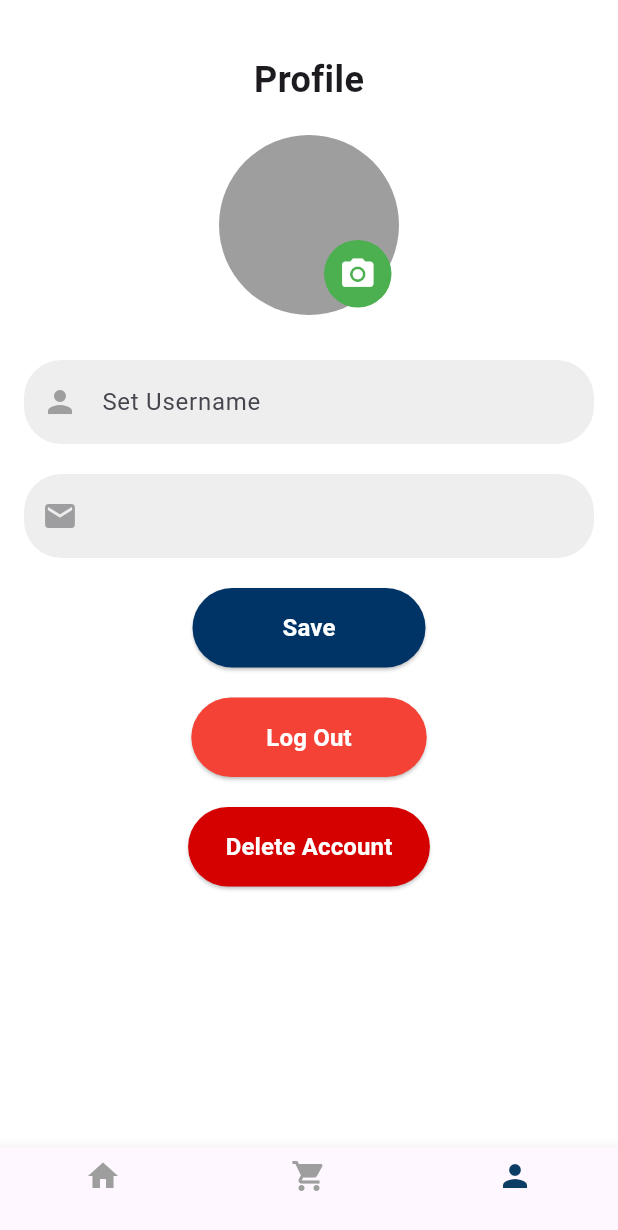
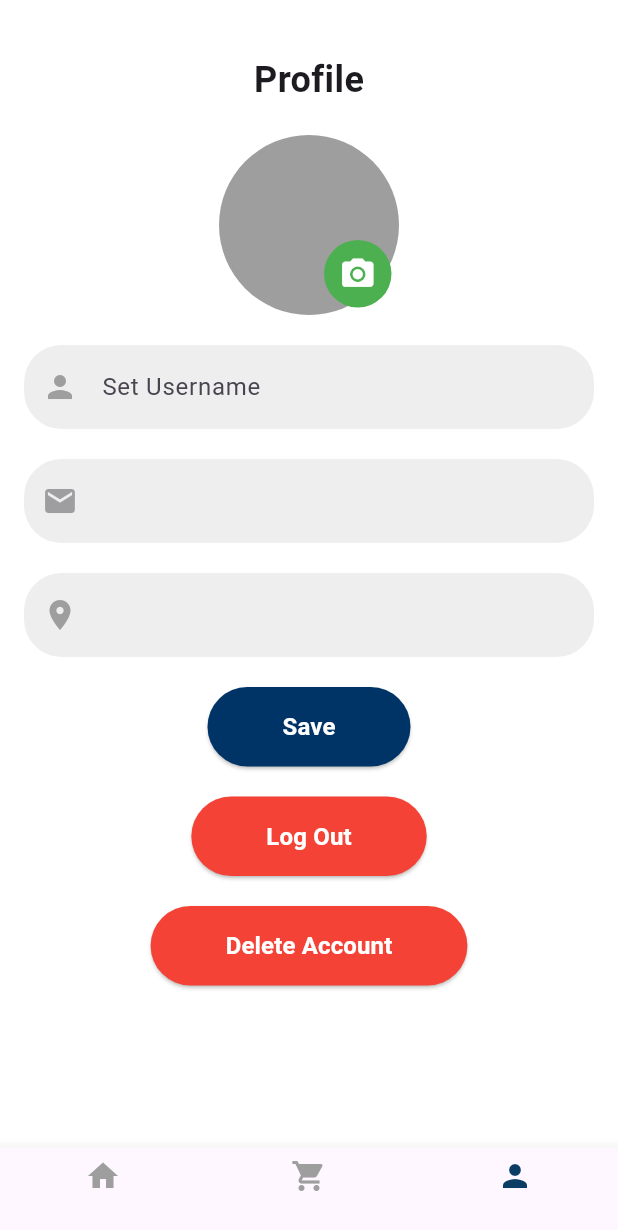
Before and after one commit to Richeaa/Ramenkuy, a Flutter app: the ProfilePage screen opened by its route, on a phone screen of 412 x 824 dp. Shown: the top 1230 px of the screen. Run offline on Flutter 3.47's test engine with Material 3 defaults, Android fonts, the phone set to English and light mode, and no system bars; our stand-ins replace cloud_firestore, firebase_auth, firebase_core, geocoding, geolocator, image_picker; accounts and stored records are empty.

Commit message:
Third Commit

```diff
--- a/lib/main.dart
+++ b/lib/main.dart
@@ -12,6 +12,8 @@ void main() async {
 }
 
 class MyApp extends StatelessWidget {
+  const MyApp({super.key});
+
   @override
   Widget build(BuildContext context) {
     return MaterialApp(
@@ -27,6 +29,8 @@ class MyApp extends StatelessWidget {
 }
 
 class SplashScreen extends StatefulWidget {
+  const SplashScreen({super.key});
+
   @override
   _SplashScreenState createState() => _SplashScreenState();
 }
@@ -73,6 +77,8 @@ class _SplashScreenState extends State<SplashScreen> {
 }
 
 class WelcomePage extends StatelessWidget {
+  const WelcomePage({super.key});
+
   Future<bool> _onWillPop(BuildContext context) async {
     final exitApp = await showDialog<bool>(
       context: context,
--- a/lib/profile.dart
+++ b/lib/profile.dart
@@ -4,13 +4,12 @@ import 'package:flutter/material.dart';
 import 'package:flutter/services.dart';
 import 'menu.dart';
 import 'order.dart';
+import 'setaddress.dart';
 import 'package:firebase_auth/firebase_auth.dart';
 import 'package:cloud_firestore/cloud_firestore.dart';
 import 'package:finalmobileprogramming/login.dart';
 import 'package:image_picker/image_picker.dart';
 import 'package:image/image.dart' as img;
-
-
 
 class ProfilePage extends StatefulWidget {
   const ProfilePage({super.key});
@@ -26,11 +25,13 @@ class _ProfilePageState extends State<ProfilePage> {
   User? user;
   String? username;
   String? profileImageBase64;
+  String? userAddress;
   final TextEditingController usernameController = TextEditingController();
 
   @override
   void initState() {
     super.initState();
+    _fetchUserAddress();
     user = _auth.currentUser;
     if (user != null) {
       _loadUserData();
@@ -49,11 +50,26 @@ class _ProfilePageState extends State<ProfilePage> {
         });
       }
     } catch (e) {
-      ScaffoldMessenger.of(context).showSnackBar(
-        const SnackBar(content: Text('Failed to load user data')),
-      );
+      // ScaffoldMessenger.of(context).showSnackBar(
+      //   const SnackBar(content: Text('Failed to load user data')),
+      // );
     }
   }
+
+  Future<void> _fetchUserAddress() async {
+  try {
+    DocumentSnapshot userDoc = await FirebaseFirestore.instance
+        .collection('users')
+        .doc(FirebaseAuth.instance.currentUser?.uid)
+        .get();
+
+    setState(() {
+      userAddress = userDoc.get('address');
+    });
+  } catch (e) {
+    print("Error fetching user address: $e");
+  }
+}
 
   Future<void> _saveUsername() async {
   if (usernameController.text.isNotEmpty) {
@@ -88,7 +104,6 @@ class _ProfilePageState extends State<ProfilePage> {
     );
   }
 }
-
 
   Future<void> _logout() async {
   await _auth.signOut();
@@ -133,7 +148,7 @@ class _ProfilePageState extends State<ProfilePage> {
 
   Future<String> compressAndEncode(File imageFile) async {
     final image = img.decodeImage(await imageFile.readAsBytes());
-    final resizedImage = img.copyResize(image!, width: 300); // Resize to 300px width
+    final resizedImage = img.copyResize(image!, width: 300);
     return base64Encode(img.encodeJpg(resizedImage));
   }
 
@@ -142,9 +157,8 @@ class _ProfilePageState extends State<ProfilePage> {
       if (user == null) throw Exception('No user logged in');
       if (!imageFile.existsSync()) throw Exception('Image file does not exist');
 
-      // Convert image to string
       String base64Image = await compressAndEncode(imageFile);
-      // Save
+
       await _firestore
           .collection('users')
           .doc(user!.uid)
@@ -325,6 +339,15 @@ class _ProfilePageState extends State<ProfilePage> {
     return shouldExit ?? false;
   }
 
+  ButtonStyle commonButtonStyle(Color color) {
+  return ElevatedButton.styleFrom(
+    backgroundColor: color,
+    padding: const EdgeInsets.symmetric(horizontal: 50, vertical: 15),
+    shape: RoundedRectangleBorder(
+      borderRadius: BorderRadius.circular(30),
+    ),
+  );
+}
 
   @override
   Widget build(BuildContext context) {
@@ -400,7 +423,7 @@ class _ProfilePageState extends State<ProfilePage> {
                     ],
                   ),
                 ),
-                const SizedBox(height: 30),
+                const SizedBox(height: 20),
                 TextField(
                   controller: usernameController,
                   decoration: InputDecoration(
@@ -431,15 +454,33 @@ class _ProfilePageState extends State<ProfilePage> {
                   ),
                 ),
                 const SizedBox(height: 20),
+                TextField(
+                  readOnly: true,
+                  decoration: InputDecoration(
+                    prefixIcon: const Icon(Icons.location_on, color: Colors.grey),
+                    hintText: userAddress ?? 'Set Address', // Add a userAddress variable
+                    labelStyle: const TextStyle(color: Colors.grey),
+                    filled: true,
+                    fillColor: Colors.grey[200],
+                    border: OutlineInputBorder(
+                      borderRadius: BorderRadius.circular(25),
+                      borderSide: BorderSide.none,
+                    ),
+                  ),
+                  onTap: () {
+                    // Navigate to SetAddressPage when tapped
+                    Navigator.push(
+                      context,
+                      MaterialPageRoute(builder: (context) => SetAddressPage())
+                    ).then((_) {
+                      _fetchUserAddress();
+                    });
+                  },
+                ),
+                const SizedBox(height: 20),
                 ElevatedButton(
                   onPressed: _saveUsername,
-                  style: ElevatedButton.styleFrom(
-                    backgroundColor: const Color(0xFF003366),
-                    padding: const EdgeInsets.symmetric(horizontal: 60, vertical: 15),
-                    shape: RoundedRectangleBorder(
-                      borderRadius: BorderRadius.circular(30),
-                    ),
-                  ),
+                  style: commonButtonStyle(Color(0xFF003366)),
                   child: const Text(
                     'Save',
                     style: TextStyle(
@@ -451,13 +492,7 @@ class _ProfilePageState extends State<ProfilePage> {
                 const SizedBox(height: 20),
                 ElevatedButton(
                   onPressed: _logout,
-                  style: ElevatedButton.styleFrom(
-                    backgroundColor: Colors.red,
-                    padding: const EdgeInsets.symmetric(horizontal: 50, vertical: 15),
-                    shape: RoundedRectangleBorder(
-                      borderRadius: BorderRadius.circular(30),
-                    ),
-                  ),
+                  style: commonButtonStyle(Colors.red),
                   child: const Text(
                     'Log Out',
                     style: TextStyle(
@@ -470,13 +505,7 @@ class _ProfilePageState extends State<ProfilePage> {
                 const SizedBox(height: 20),
                 ElevatedButton(
                   onPressed: _deleteAccount,
-                  style: ElevatedButton.styleFrom(
-                    backgroundColor: Colors.redAccent.shade700,
-                    padding: const EdgeInsets.symmetric(horizontal: 25, vertical: 15),
-                    shape: RoundedRectangleBorder(
-                      borderRadius: BorderRadius.circular(30),
-                    ),
-                  ),
+                  style: commonButtonStyle(Colors.red),
                   child: const Text(
                     'Delete Account',
                     style: TextStyle(
--- a/lib/signup.dart
+++ b/lib/signup.dart
@@ -5,6 +5,8 @@ import 'package:cloud_firestore/cloud_firestore.dart';
 import 'package:flutter/services.dart';
 
 class RegisterPage extends StatefulWidget {
+  const RegisterPage({super.key});
+
   @override
   _RegisterPageState createState() => _RegisterPageState();
 }
--- a/pubspec.yaml
+++ b/pubspec.yaml
@@ -36,6 +36,8 @@ dependencies:
   cloud_firestore: ^5.5.1
   image_picker: ^0.8.7
   image: ^4.0.15
+  geolocator: ^13.0.2
+  geocoding: ^2.1.0
 
 
   # The following adds the Cupertino Icons font to your application.
```
Also changed, not shown: lib/login.dart (+7 -1 lines), lib/setaddress.dart (added, +117 -0 lines), lib/img_string.dart (line endings or trailing spaces), pubspec.lock, 4 other files.
